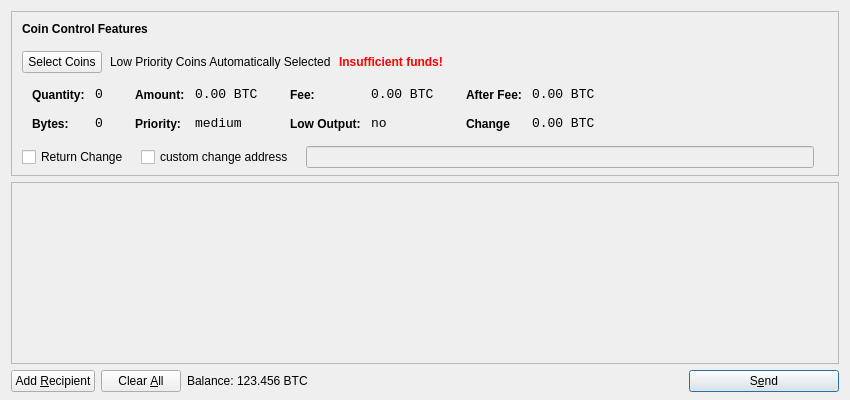
This is src/qt/forms/sendcoinsdialog.ui in ofeefee/fluttercoin as Qt 5 draws it before an edit. The edited form follows.
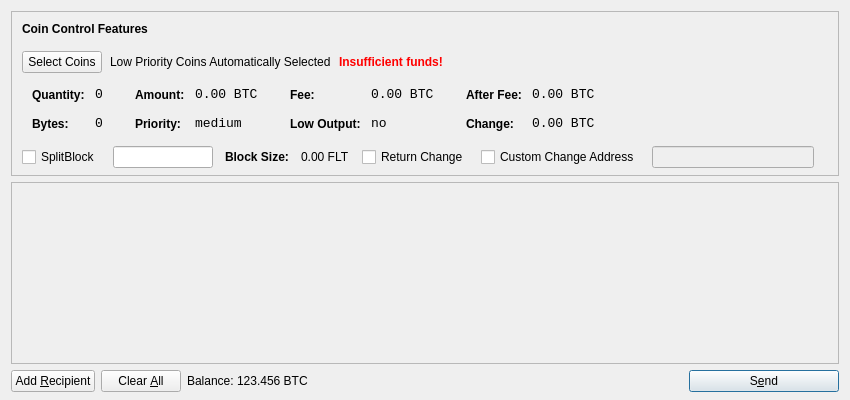
This is the edited form. Icons and pictures are not drawn.

Commit message: Block Split GUI

```diff
--- a/src/qt/forms/sendcoinsdialog.ui
+++ b/src/qt/forms/sendcoinsdialog.ui
@@ -506,7 +506,7 @@
                   <string notr="true">font-weight:bold;</string>
                  </property>
                  <property name="text">
-                  <string>Change</string>
+                  <string>Change:</string>
                  </property>
                 </widget>
                </item>
@@ -540,7 +540,7 @@
          </widget>
         </item>
         <item>
-         <layout class="QHBoxLayout" name="horizontalLayoutCoinControl4" stretch="0,0,0,0">
+         <layout class="QHBoxLayout" name="horizontalLayoutCoinControl4" stretch="0,0,0,0,0,0,0,0">
           <property name="spacing">
            <number>12</number>
           </property>
@@ -553,6 +553,49 @@
           <property name="rightMargin">
            <number>5</number>
           </property>
+          <item>
+           <widget class="QCheckBox" name="splitBlockCheckBox">
+            <property name="text">
+             <string>SplitBlock</string>
+            </property>
+           </widget>
+          </item>
+          <item>
+           <widget class="QLineEdit" name="splitBlockLineEdit">
+            <property name="sizePolicy">
+             <sizepolicy hsizetype="Fixed" vsizetype="Fixed">
+              <horstretch>0</horstretch>
+              <verstretch>0</verstretch>
+             </sizepolicy>
+            </property>
+            <property name="maximumSize">
+             <size>
+              <width>100</width>
+              <height>16777215</height>
+             </size>
+            </property>
+           </widget>
+          </item>
+          <item>
+           <widget class="QLabel" name="labelBlockSizeText">
+            <property name="font">
+             <font>
+              <weight>75</weight>
+              <bold>true</bold>
+             </font>
+            </property>
+            <property name="text">
+             <string>Block Size:</string>
+            </property>
+           </widget>
+          </item>
+          <item>
+           <widget class="QLabel" name="labelBlockSize">
+            <property name="text">
+             <string>0.00 FLT</string>
+            </property>
+           </widget>
+          </item>
           <item>
            <widget class="QCheckBox" name="returnChangeCheckBox">
             <property name="text">
@@ -563,7 +606,7 @@
           <item>
            <widget class="QCheckBox" name="checkBoxCoinControlChange">
             <property name="text">
-             <string>custom change address</string>
+             <string>Custom Change Address</string>
             </property>
            </widget>
           </item>
```
The commit also changes 7 other files.
